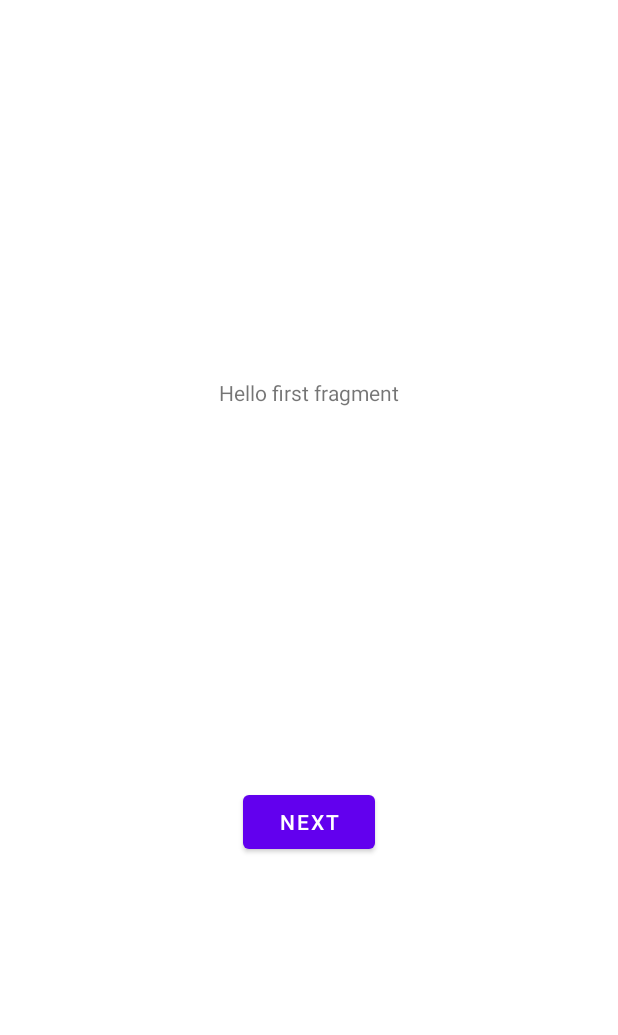
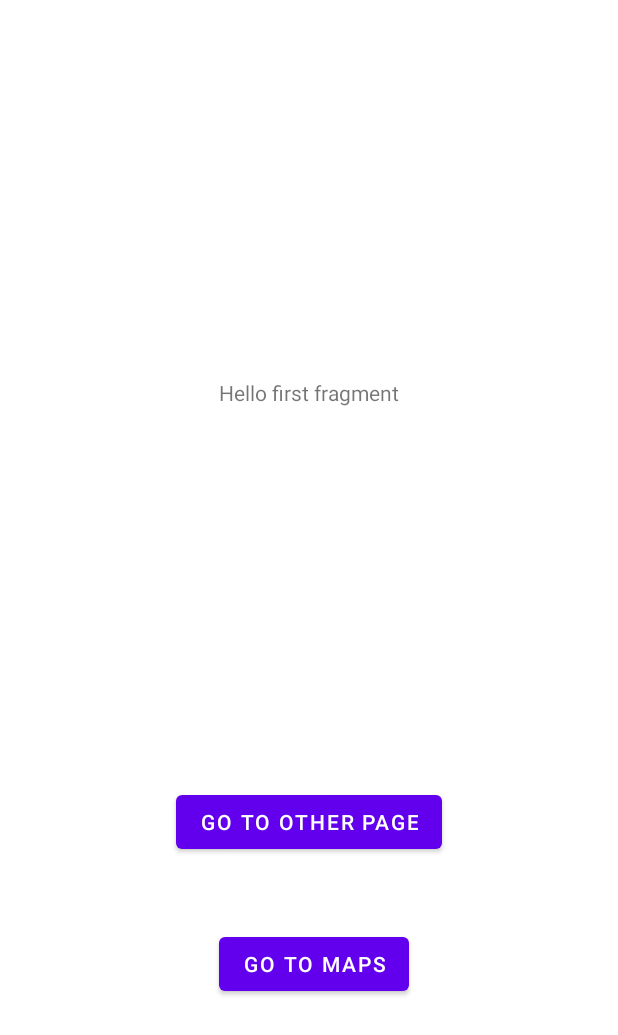
Before and after one commit to vigarov/SmartGlass, an Android app: the layout fragment_first.xml on its own in the app's theme, with its tools: preview values and no code run, on a phone screen of 412 x 824 dp. Shown: the top 1035 px of the screen. Run offline under Robolectric (Android 15) with nearby library versions, the phone set to English and light mode, and no system bars.

Commit message:
had to do this, wouldnt let me check out to adnroid

```diff
--- a/src/app/src/main/java/com/SmartGlass/application/FirstFragment.kt
+++ b/src/app/src/main/java/com/SmartGlass/application/FirstFragment.kt
@@ -35,6 +35,10 @@ class FirstFragment : Fragment() {
         binding.buttonFirst.setOnClickListener {
             findNavController().navigate(R.id.action_FirstFragment_to_SecondFragment)
         }
+
+        binding.button.setOnClickListener {
+            findNavController().navigate(R.id.action_FirstFragment_to_mapsFragment)
+        }
     }
 
     override fun onDestroyView() {
--- a/src/app/src/main/res/layout/fragment_first.xml
+++ b/src/app/src/main/res/layout/fragment_first.xml
@@ -20,9 +20,21 @@
         android:id="@+id/button_first"
         android:layout_width="wrap_content"
         android:layout_height="wrap_content"
-        android:text="@string/next"
+        android:text="go to other page"
         app:layout_constraintBottom_toBottomOf="parent"
         app:layout_constraintEnd_toEndOf="parent"
         app:layout_constraintStart_toStartOf="parent"
         app:layout_constraintTop_toBottomOf="@id/textview_first" />
+
+    <Button
+        android:id="@+id/button"
+        android:layout_width="wrap_content"
+        android:layout_height="wrap_content"
+        android:text="Go to maps"
+        app:layout_constraintBottom_toBottomOf="parent"
+        app:layout_constraintEnd_toEndOf="parent"
+        app:layout_constraintHorizontal_bias="0.512"
+        app:layout_constraintStart_toStartOf="parent"
+        app:layout_constraintTop_toBottomOf="@+id/button_first"
+        app:layout_constraintVertical_bias="0.231" />
 </androidx.constraintlayout.widget.ConstraintLayout>
```
